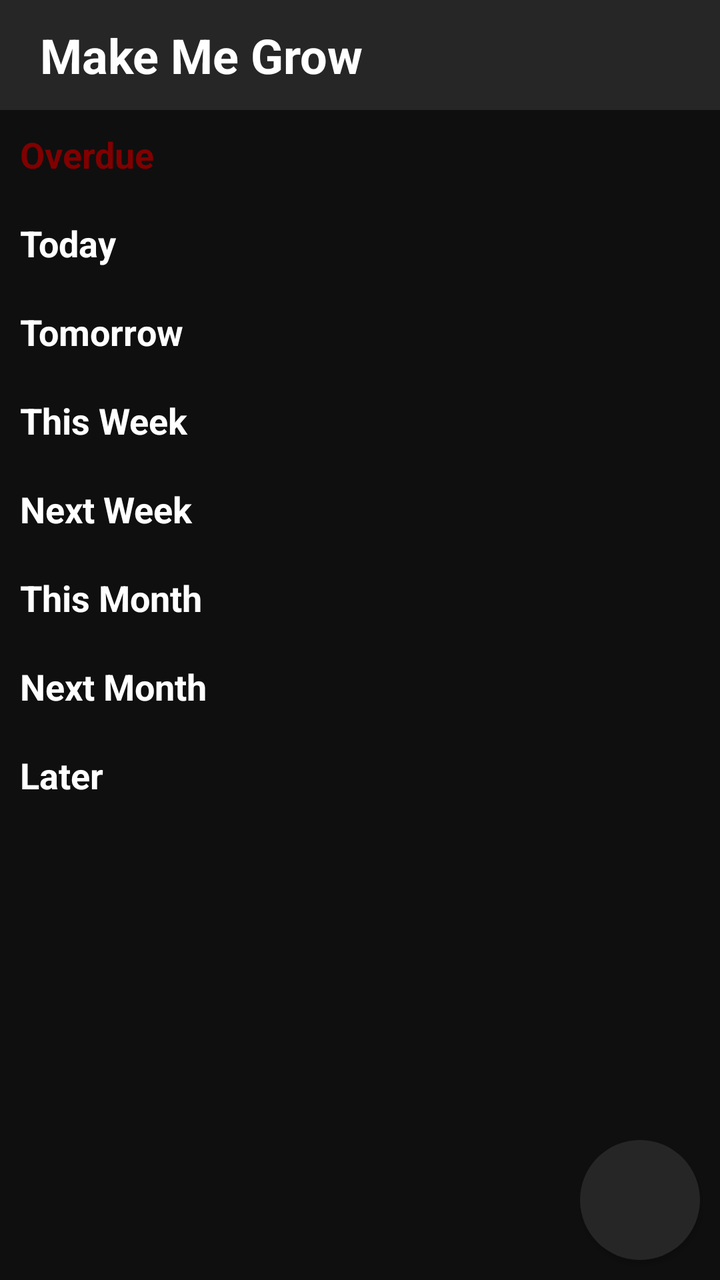
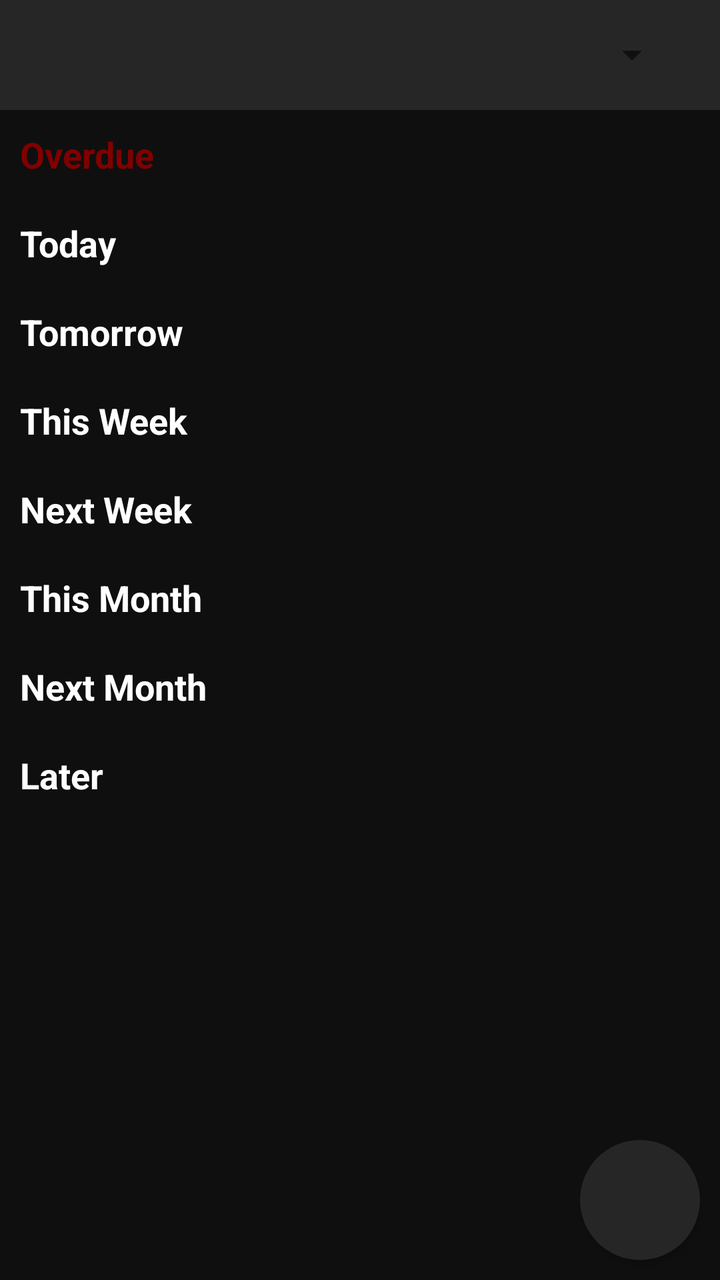

Before-and-after screenshots of an Android layout around one commit, followed by the original layout XML and the change that was made.
<!-- AndroidManifest.xml: application theme Theme.MakeMeGrow -->
<!-- res/layout/activity_main.xml -->
<?xml version="1.0" encoding="utf-8"?>
<androidx.constraintlayout.widget.ConstraintLayout
    xmlns:android="http://schemas.android.com/apk/res/android"
    xmlns:app="http://schemas.android.com/apk/res-auto"
    xmlns:tools="http://schemas.android.com/tools"
    android:id="@+id/main"
    android:layout_width="match_parent"
    android:layout_height="match_parent"
    android:background="@color/black"
    tools:context=".ui.activity.MainActivity">

    <androidx.core.widget.NestedScrollView
        android:layout_width="match_parent"
        android:layout_height="match_parent">

        <LinearLayout
            android:layout_width="match_parent"
            android:layout_height="wrap_content"
            android:layout_margin="10dp"
            android:paddingTop="45dp"
            android:orientation="vertical">

            <LinearLayout
                android:id="@+id/layout_overdue_tasks"
                android:layout_width="match_parent"
                android:layout_height="wrap_content"
                app:layout_constraintTop_toTopOf="parent"
                android:orientation="vertical">

                <TextView
                    android:layout_width="wrap_content"
                    android:layout_height="wrap_content"
                    android:layout_marginVertical="10dp"
                    android:text="@string/overdue"
                    android:textColor="@color/red"
                    android:textSize="@dimen/text_medium"
                    android:textStyle="bold"/>

                <androidx.recyclerview.widget.RecyclerView
                    android:id="@+id/view_overdue_tasks"
                    android:layout_width="match_parent"
                    android:layout_height="wrap_content"/>

            </LinearLayout>

            <LinearLayout
                android:id="@+id/layout_today_tasks"
                android:layout_width="match_parent"
                android:layout_height="wrap_content"
                app:layout_constraintTop_toBottomOf="@id/layout_overdue_tasks"
                android:orientation="vertical">

                <TextView
                    android:layout_width="wrap_content"
                    android:layout_height="wrap_content"
                    android:layout_marginVertical="10dp"
                    android:text="@string/today"
                    android:textColor="@color/white"
                    android:textSize="@dimen/text_medium"
                    android:textStyle="bold"/>

                <androidx.recyclerview.widget.RecyclerView
                    android:id="@+id/view_today_tasks"
                    android:layout_width="match_parent"
                    android:layout_height="wrap_content"/>

            </LinearLayout>

            <LinearLayout
                android:id="@+id/layout_tomorrow_tasks"
                android:layout_width="match_parent"
                android:layout_height="wrap_content"
                app:layout_constraintTop_toBottomOf="@id/layout_overdue_tasks"
                android:orientation="vertical">

                <TextView
                    android:layout_width="wrap_content"
                    android:layout_height="wrap_content"
                    android:layout_marginVertical="10dp"
                    android:text="@string/tomorrow"
                    android:textColor="@color/white"
                    android:textSize="@dimen/text_medium"
                    android:textStyle="bold"/>

                <androidx.recyclerview.widget.RecyclerView
                    android:id="@+id/view_tomorrow_tasks"
                    android:layout_width="match_parent"
                    android:layout_height="wrap_content"/>

            </LinearLayout>

            <LinearLayout
                android:id="@+id/layout_this_week_tasks"
                android:layout_width="match_parent"
                android:layout_height="wrap_content"
                app:layout_constraintTop_toBottomOf="@id/layout_overdue_tasks"
                android:orientation="vertical">

                <TextView
                    android:layout_width="wrap_content"
                    android:layout_height="wrap_content"
                    android:layout_marginVertical="10dp"
                    android:text="@string/this_week"
                    android:textColor="@color/white"
                    android:textSize="@dimen/text_medium"
                    android:textStyle="bold"/>

                <androidx.recyclerview.widget.RecyclerView
                    android:id="@+id/view_this_week_tasks"
                    android:layout_width="match_parent"
                    android:layout_height="wrap_content"/>

            </LinearLayout>

            <LinearLayout
                android:id="@+id/layout_next_week_tasks"
                android:layout_width="match_parent"
                android:layout_height="wrap_content"
                app:layout_constraintTop_toBottomOf="@id/layout_overdue_tasks"
                android:orientation="vertical">

                <TextView
                    android:layout_width="wrap_content"
                    android:layout_height="wrap_content"
                    android:layout_marginVertical="10dp"
                    android:text="@string/next_week"
                    android:textColor="@color/white"
                    android:textSize="@dimen/text_medium"
                    android:textStyle="bold"/>

                <androidx.recyclerview.widget.RecyclerView
                    android:id="@+id/view_next_week_tasks"
                    android:layout_width="match_parent"
                    android:layout_height="wrap_content"/>

            </LinearLayout>

            <LinearLayout
                android:id="@+id/layout_this_month_tasks"
                android:layout_width="match_parent"
                android:layout_height="wrap_content"
                app:layout_constraintTop_toBottomOf="@id/layout_overdue_tasks"
                android:orientation="vertical">

                <TextView
                    android:layout_width="wrap_content"
                    android:layout_height="wrap_content"
                    android:layout_marginVertical="10dp"
                    android:text="@string/this_month"
                    android:textColor="@color/white"
                    android:textSize="@dimen/text_medium"
                    android:textStyle="bold"/>

                <androidx.recyclerview.widget.RecyclerView
                    android:id="@+id/view_this_month_tasks"
                    android:layout_width="match_parent"
                    android:layout_height="wrap_content"/>

            </LinearLayout>

            <LinearLayout
                android:id="@+id/layout_next_month_tasks"
                android:layout_width="match_parent"
                android:layout_height="wrap_content"
                app:layout_constraintTop_toBottomOf="@id/layout_overdue_tasks"
                android:orientation="vertical">

                <TextView
                    android:layout_width="wrap_content"
                    android:layout_height="wrap_content"
                    android:layout_marginVertical="10dp"
                    android:text="@string/next_month"
                    android:textColor="@color/white"
                    android:textSize="@dimen/text_medium"
                    android:textStyle="bold"/>

                <androidx.recyclerview.widget.RecyclerView
                    android:id="@+id/view_next_month_tasks"
                    android:layout_width="match_parent"
                    android:layout_height="wrap_content"/>

            </LinearLayout>

            <LinearLayout
                android:id="@+id/layout_later_tasks"
                android:layout_width="match_parent"
                android:layout_height="wrap_content"
                app:layout_constraintTop_toBottomOf="@id/layout_overdue_tasks"
                android:orientation="vertical">

                <TextView
                    android:layout_width="wrap_content"
                    android:layout_height="wrap_content"
                    android:layout_marginVertical="10dp"
                    android:text="@string/later"
                    android:textColor="@color/white"
                    android:textSize="@dimen/text_medium"
                    android:textStyle="bold"/>

                <androidx.recyclerview.widget.RecyclerView
                    android:id="@+id/view_later_tasks"
                    android:layout_width="match_parent"
                    android:layout_height="wrap_content"
                    android:layout_marginBottom="10dp"/>

            </LinearLayout>

        </LinearLayout>

    </androidx.core.widget.NestedScrollView>

    <LinearLayout
        android:id="@+id/layout_bar"
        android:layout_width="match_parent"
        android:layout_height="55dp"
        app:layout_constraintTop_toTopOf="parent"
        android:paddingVertical="10dp"
        android:paddingHorizontal="20dp"
        android:background="@color/dark_gray"
        android:orientation="horizontal"
        android:gravity="center_vertical|end">

        <TextView
            android:layout_width="0dp"
            android:layout_height="wrap_content"
            android:layout_weight="1"
            android:text="@string/app_name"
            android:textColor="@color/white"
            android:textSize="@dimen/text_large"
            android:textStyle="bold"/>

        <androidx.appcompat.widget.AppCompatButton
            android:id="@+id/button_delete"
            android:layout_width="25dp"
            android:layout_height="25dp"
            android:background="@color/dark_gray"
            android:foreground="@drawable/ic_bin"
            android:visibility="gone"/>

    </LinearLayout>

    <androidx.appcompat.widget.AppCompatButton
        android:id="@+id/button_new_task"
        android:layout_width="60dp"
        android:layout_height="60dp"
        android:layout_margin="10dp"
        app:layout_constraintEnd_toEndOf="parent"
        app:layout_constraintBottom_toBottomOf="parent"
        android:background="@drawable/shape_round"
        android:foreground="@drawable/ic_add"/>

</androidx.constraintlayout.widget.ConstraintLayout>
<!-- resources referenced by this layout -->
<resources>
  <color name="black">#0F0F0F</color>
  <color name="dark_gray">#262626</color>
  <color name="red">#800000</color>
  <color name="white">#FFFFFF</color>
  <dimen name="text_large">24sp</dimen>
  <dimen name="text_medium">18sp</dimen>
  <!-- drawable ic_add (drawable) -->
  <?xml version="1.0" encoding="utf-8"?>
  <vector xmlns:android="http://schemas.android.com/apk/res/android"
      android:width="60dp"
      android:height="60dp"
      android:viewportWidth="100"
      android:viewportHeight="100">
  
      <group
          android:scaleX="0.5"
          android:scaleY="0.5"
          android:translateX="25"
          android:translateY="25">
  
          <path
              android:pathData="M0,50 L100,50 M50,0 L50,100"
              android:strokeColor="#FFFFFF"
              android:strokeWidth="16"/>
  
      </group>
  </vector>
  <!-- drawable ic_bin (drawable) -->
  <?xml version="1.0" encoding="utf-8"?>
  <vector xmlns:android="http://schemas.android.com/apk/res/android"
      android:width="25dp"
      android:height="25dp"
      android:viewportWidth="100"
      android:viewportHeight="100">
  
      <group
          android:scaleX="1"
          android:scaleY="1"
          android:translateX="0"
          android:translateY="0">
  
          <path
              android:pathData="M33.003125000000004 4.387901785714286 31.625000000000004 7.125000000000001H13.25c-3.387901785714286 0 -6.125000000000001 2.737120535714286 -6.125000000000001 6.125000000000001S9.862098214285716 19.375 13.25 19.375h73.5c3.3878794642857146 0 6.125000000000001 -2.7370982142857145 6.125000000000001 -6.125000000000001s-2.737120535714286 -6.125000000000001 -6.125000000000001 -6.125000000000001h-18.375l-1.3781250000000003 -2.7370982142857145C65.96328125 2.3015625 63.83868303571429 1.0000000000000002 61.52265625000001 1.0000000000000002h-23.0453125c-2.316026785714286 0 -4.440625 1.3015625000000002 -5.47421875 3.387901785714286ZM86.75 25.5H13.25l4.0578125 64.88671875c0.30625 4.842589285714286 4.32578125 8.61328125 9.168370535714287 8.61328125h47.04765625c4.842566964285715 0 8.862098214285714 -3.7706919642857146 9.168348214285714 -8.61328125L86.75 25.5Z"
              android:fillColor="#FFFFFF"
              android:strokeWidth="0.2232"/>
  
      </group>
  </vector>
  <!-- drawable shape_round (drawable) -->
  <?xml version="1.0" encoding="utf-8"?>
  <shape xmlns:android="http://schemas.android.com/apk/res/android"
      android:shape="oval">
      <solid android:color="@color/dark_gray" />
  </shape>
  <string name="app_name">Make Me Grow</string>
  <string name="later">Later</string>
  <string name="next_month">Next Month</string>
  <string name="next_week">Next Week</string>
  <string name="overdue">Overdue</string>
  <string name="this_month">This Month</string>
  <string name="this_week">This Week</string>
  <string name="today">Today</string>
  <string name="tomorrow">Tomorrow</string>
  <style name="Theme.MakeMeGrow" parent="Theme.MaterialComponents.DayNight.NoActionBar">
          
          <item name="colorPrimary">@color/purple_200</item> 
          <item name="colorPrimaryVariant">@color/purple_700</item>
          <item name="colorOnPrimary">@color/black</item>
          
          <item name="colorSecondary">@color/dark_gray</item> 
          <item name="colorSecondaryVariant">@color/dark_gray</item>
          <item name="colorOnSecondary">@color/black</item>
          
          <item name="android:statusBarColor">?attr/colorPrimaryVariant</item>
          
      </style>
  <color name="purple_200">#FFBB86FC</color>
  <color name="purple_700">#FF3700B3</color>
</resources>

<!-- the commit's change to res/layout/activity_main.xml (unified diff, before → after) -->
@@ -214,20 +214,19 @@
         android:layout_width="match_parent"
         android:layout_height="55dp"
         app:layout_constraintTop_toTopOf="parent"
-        android:paddingVertical="10dp"
         android:paddingHorizontal="20dp"
         android:background="@color/dark_gray"
         android:orientation="horizontal"
         android:gravity="center_vertical|end">
 
-        <TextView
+        <Spinner
+            android:id="@+id/spinner_category"
             android:layout_width="0dp"
             android:layout_height="wrap_content"
             android:layout_weight="1"
-            android:text="@string/app_name"
-            android:textColor="@color/white"
-            android:textSize="@dimen/text_large"
-            android:textStyle="bold"/>
+            android:layout_marginVertical="5dp"
+            android:popupBackground="@color/dark_gray"
+            tools:listitem="@layout/layout_item_large"/>
 
         <androidx.appcompat.widget.AppCompatButton
             android:id="@+id/button_delete"
@@ -250,3 +249,15 @@
         android:foreground="@drawable/ic_add"/>
 
 </androidx.constraintlayout.widget.ConstraintLayout>
+<!-- res/layout/layout_item_large.xml (included above) -->
+<?xml version="1.0" encoding="utf-8"?>
+<TextView xmlns:android="http://schemas.android.com/apk/res/android"
+    android:id="@android:id/text1"
+    android:layout_width="match_parent"
+    android:layout_height="wrap_content"
+    android:paddingVertical="5dp"
+    android:paddingHorizontal="10dp"
+    android:textColor="@color/white"
+    android:textSize="@dimen/text_large"
+    android:textStyle="bold"
+    android:singleLine="true"/>
<!-- resource entries referenced after the edit -->
@@ -54,7 +54,6 @@
       android:shape="oval">
       <solid android:color="@color/dark_gray" />
   </shape>
-  <string name="app_name">Make Me Grow</string>
   <string name="later">Later</string>
   <string name="next_month">Next Month</string>
   <string name="next_week">Next Week</string>
